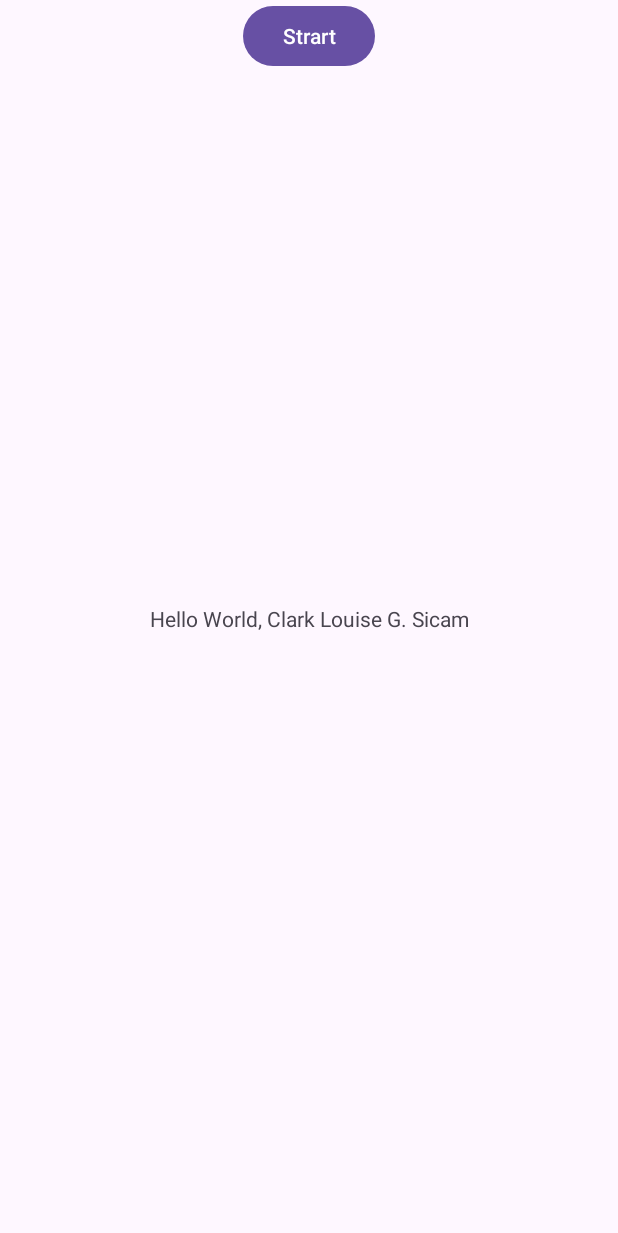
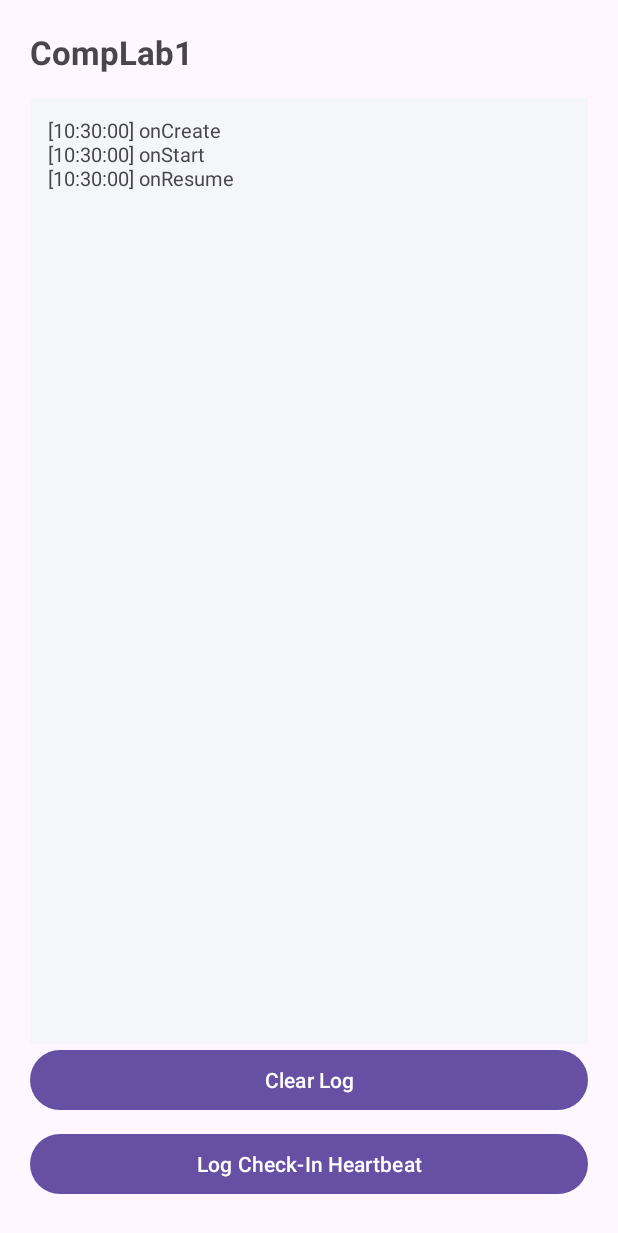
Before and after one commit to barthh1/Sicam_appdevAY2627-, an Android app: the screen it shows after launch (MainActivity), on a phone screen of 412 x 824 dp. Shown: the top 1233 px of the screen. Run offline under Robolectric (Android 15) with nearby library versions, the phone set to English and light mode, and no system bars.

Commit message:
lab_act1

```diff
--- a/app/build.gradle.kts
+++ b/app/build.gradle.kts
@@ -3,19 +3,22 @@ plugins {
 }
 
 android {
-    namespace = "com.example.sicam_appdev"
+    namespace = "com.example.sicamandroid"
     compileSdk {
         version = release(37)
     }
 
     defaultConfig {
-        applicationId = "com.example.sicam_appdev"
+        applicationId = "com.example.sicamandroid"
         minSdk = 25
         targetSdk = 37
         versionCode = 1
         versionName = "1.0"
 
         testInstrumentationRunner = "androidx.test.runner.AndroidJUnitRunner"
+    }
+    buildFeatures {
+        viewBinding = true
     }
 
     buildTypes {
--- a/app/src/main/java/com/example/sicam_appdev/MainActivity.java
+++ b/app/src/main/java/com/example/sicam_appdev/MainActivity.java
@@ -1,24 +1,97 @@
-package com.example.sicam_appdev;
+package com.example.sicamandroid;
 
 import android.os.Bundle;
+import androidx.appcompat.app.AppCompatActivity;
+import android.util.Log;
+import androidx.annotation.NonNull;
 
-import androidx.appcompat.app.AppCompatActivity;
-import androidx.core.graphics.Insets;
-import androidx.core.view.ViewCompat;
-import androidx.core.view.WindowCompat;
-import androidx.core.view.WindowInsetsCompat;
+import com.example.sicamandroid.databinding.ActivityMainBinding;
+
+import java.text.SimpleDateFormat;
+import java.util.Date;
+import java.util.Locale;
 
 public class MainActivity extends AppCompatActivity {
+
+    private static final String TAG = "LabCheckLifecycle";
+    private static final String KEY_LOG = "key_lifecycle_log";
+
+    private ActivityMainBinding binding;
+    private final StringBuilder traceBuilder = new StringBuilder();
 
     @Override
     protected void onCreate(Bundle savedInstanceState) {
         super.onCreate(savedInstanceState);
-        WindowCompat.enableEdgeToEdge(getWindow());
-        setContentView(R.layout.activity_main);
-        ViewCompat.setOnApplyWindowInsetsListener(findViewById(R.id.main), (v, insets) -> {
-            Insets systemBars = insets.getInsets(WindowInsetsCompat.Type.systemBars());
-            v.setPadding(systemBars.left, systemBars.top, systemBars.right, systemBars.bottom);
-            return insets;
+
+        binding = ActivityMainBinding.inflate(getLayoutInflater());
+        setContentView(binding.getRoot());
+
+        if (savedInstanceState != null) {
+            traceBuilder.append(savedInstanceState.getString(KEY_LOG, ""));
+        }
+
+        recordEvent("onCreate");
+
+        binding.btnSimulateTick.setOnClickListener(v ->
+                recordEvent("Manual check-in probe (pkg=" + getPackageName() + ")"));
+
+        binding.btnClearLog.setOnClickListener(v -> {
+            traceBuilder.setLength(0);
+            binding.tvLifecycleLog.setText("");
         });
     }
+
+    @Override
+    protected void onStart() {
+        super.onStart();
+        recordEvent("onStart");
+    }
+
+    @Override
+    protected void onResume() {
+        super.onResume();
+        recordEvent("onResume");
+    }
+
+    @Override
+    protected void onPause() {
+        super.onPause();
+        recordEvent("onPause");
+    }
+
+    @Override
+    protected void onStop() {
+        super.onStop();
+        recordEvent("onStop");
+    }
+
+    @Override
+    protected void onDestroy() {
+        recordEvent("onDestroy");
+        super.onDestroy();
+    }
+
+    @Override
+    protected void onSaveInstanceState(@NonNull Bundle outState) {
+        super.onSaveInstanceState(outState);
+        outState.putString(KEY_LOG, traceBuilder.toString());
+    }
+
+    private void recordEvent(String eventName) {
+
+        String ts = new SimpleDateFormat(
+                "HH:mm:ss",
+                Locale.getDefault()
+        ).format(new Date());
+
+        String line = "[" + ts + "] " + eventName + "\n";
+
+        traceBuilder.append(line);
+
+        Log.d(TAG, line.trim());
+
+        if (binding != null) {
+            binding.tvLifecycleLog.setText(traceBuilder.toString());
+        }
+    }
 }
--- a/app/src/main/res/layout/activity_main.xml
+++ b/app/src/main/res/layout/activity_main.xml
@@ -1,37 +1,54 @@
 <?xml version="1.0" encoding="utf-8"?>
-<androidx.constraintlayout.widget.ConstraintLayout xmlns:android="http://schemas.android.com/apk/res/android"
+<androidx.constraintlayout.widget.ConstraintLayout
+    xmlns:android="http://schemas.android.com/apk/res/android"
     xmlns:app="http://schemas.android.com/apk/res-auto"
-    xmlns:tools="http://schemas.android.com/tools"
-    android:id="@+id/main"
     android:layout_width="match_parent"
     android:layout_height="match_parent"
-    tools:context=".MainActivity">
+    android:padding="20dp">
 
     <TextView
-        android:layout_width="wrap_content"
+        android:id="@+id/tvAppTitle"
+        android:layout_width="0dp"
         android:layout_height="wrap_content"
-        android:text="Hello World, Clark Louise G. Sicam"
-        app:layout_constraintBottom_toBottomOf="parent"
-        app:layout_constraintEnd_toEndOf="parent"
+        android:text="CompLab1"
+        android:textSize="22sp"
+        android:textStyle="bold"
+        app:layout_constraintTop_toTopOf="parent"
         app:layout_constraintStart_toStartOf="parent"
-        app:layout_constraintTop_toTopOf="parent" />
+        app:layout_constraintEnd_toEndOf="parent" />
 
-    <ImageView
-        android:id="@+id/imageView"
-        android:layout_width="wrap_content"
-        android:layout_height="wrap_content"
-        app:layout_constraintEnd_toEndOf="parent"
+    <TextView
+        android:id="@+id/tvLifecycleLog"
+        android:layout_width="0dp"
+        android:layout_height="0dp"
+        android:layout_marginTop="16dp"
+        android:background="#F4F6F9"
+        android:padding="12dp"
+        android:text="Lifecycle trace ready..."
+        android:textSize="13sp"
+        app:layout_constraintTop_toBottomOf="@id/tvAppTitle"
+        app:layout_constraintBottom_toTopOf="@id/btnClearLog"
         app:layout_constraintStart_toStartOf="parent"
-        tools:layout_editor_absoluteY="196dp"
-        tools:srcCompat="@tools:sample/avatars" />
+        app:layout_constraintEnd_toEndOf="parent" />
 
     <Button
-        android:id="@+id/button"
-        android:layout_width="wrap_content"
+        android:id="@+id/btnClearLog"
+        android:layout_width="0dp"
         android:layout_height="wrap_content"
-        android:text="Strart"
-        app:layout_constraintEnd_toEndOf="parent"
+        android:layout_marginBottom="8dp"
+        android:text="Clear Log"
+        app:layout_constraintBottom_toTopOf="@id/btnSimulateTick"
         app:layout_constraintStart_toStartOf="parent"
-        tools:layout_editor_absoluteY="389dp" />
+        app:layout_constraintEnd_toEndOf="parent" />
+
+    <Button
+        android:id="@+id/btnSimulateTick"
+        android:layout_width="0dp"
+        android:layout_height="wrap_content"
+        android:layout_marginBottom="4dp"
+        android:text="Log Check-In Heartbeat"
+        app:layout_constraintBottom_toBottomOf="parent"
+        app:layout_constraintStart_toStartOf="parent"
+        app:layout_constraintEnd_toEndOf="parent" />
 
 </androidx.constraintlayout.widget.ConstraintLayout>
```
